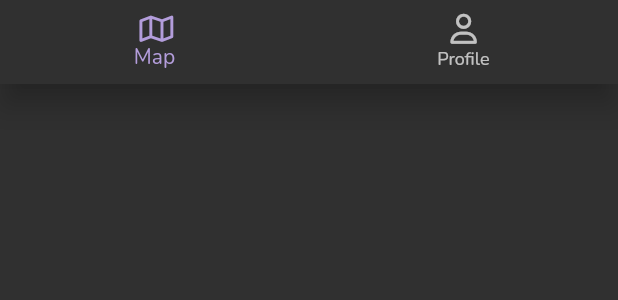
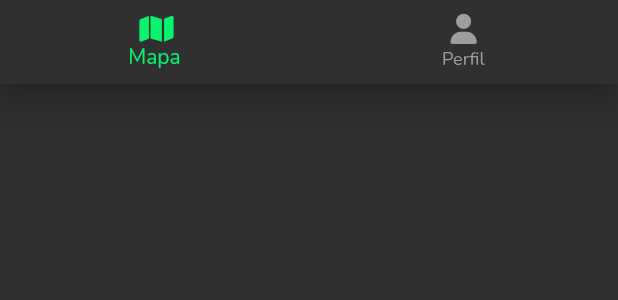
Before and after one commit to Jacquesjh/logmap-app, a Flutter app: the BottomNavBar widget shown alone on an empty page, opened directly, on a phone screen of 412 x 824 dp. Shown: the top 300 px of the screen. Run offline on Flutter 3.47's test engine with Material 2 defaults, Android fonts, the phone set to English and light mode, and no system bars; our stand-ins replace cloud_firestore, firebase_auth, firebase_core, flutter_riverpod, font_awesome_flutter, google_fonts; accounts and stored records are empty.

Commit message:
refac: now uses a selected index provider and show primary color

```diff
--- a/lib/shared/botto_nav.dart
+++ b/lib/shared/botto_nav.dart
@@ -1,30 +1,55 @@
 import 'package:flutter/material.dart';
+import 'package:flutter_riverpod/flutter_riverpod.dart';
 import 'package:font_awesome_flutter/font_awesome_flutter.dart';
 
-class BottomNavBar extends StatelessWidget {
-  const BottomNavBar({super.key});
+final selectedIndexBottomNavBarProvider = StateProvider<int>((ref) => 0);
+
+class BottomNavBar extends ConsumerWidget {
+  const BottomNavBar({Key? key}) : super(key: key);
 
   @override
-  Widget build(BuildContext context) {
+  Widget build(BuildContext context, WidgetRef ref) {
+    final currentIndex =
+        ref.watch(selectedIndexBottomNavBarProvider.notifier).state;
+
     return BottomNavigationBar(
+      currentIndex: currentIndex,
       items: const [
+        // BottomNavigationBarItem(
+        //   icon: Icon(
+        //     FontAwesomeIcons.truckFast,
+        //     size: 20,
+        //   ),
+        //   label: 'Corridas',
+        // ),
+        // BottomNavigationBarItem(
+        //   icon: Icon(
+        //     FontAwesomeIcons.boxesPacking,
+        //     size: 20,
+        //   ),
+        //   label: 'Entregas',
+        // ),
         BottomNavigationBarItem(
           icon: Icon(
-            FontAwesomeIcons.map,
+            FontAwesomeIcons.solidMap,
             size: 20,
           ),
-          label: 'Map',
+          label: 'Mapa',
         ),
         BottomNavigationBarItem(
           icon: Icon(
-            FontAwesomeIcons.user,
+            FontAwesomeIcons.solidUser,
             size: 20,
           ),
-          label: 'Profile',
+          label: 'Perfil',
         ),
       ],
-      fixedColor: Colors.deepPurple[200],
+      selectedItemColor: Theme.of(context)
+          .primaryColor, // Use the primary color of your theme for highlighting
+      unselectedItemColor: Colors.grey, // Adjust the color for unselected items
       onTap: (int index) {
+        ref.read(selectedIndexBottomNavBarProvider.notifier).state =
+            index; // Update the selected index
         switch (index) {
           case 0:
             Navigator.pushNamed(context, '/map');
```
